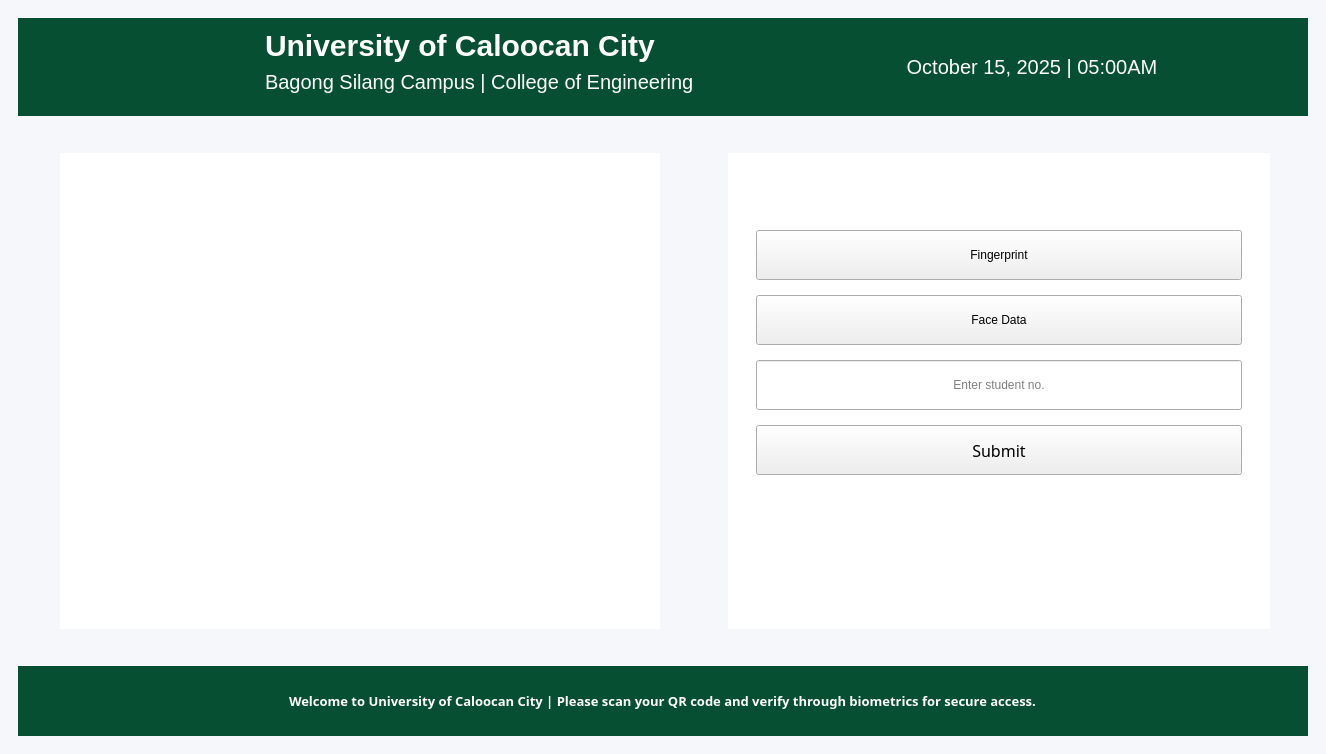
The window that main.ui (L10101101/citadel_hardware) describes before a commit, drawn with Qt 5.
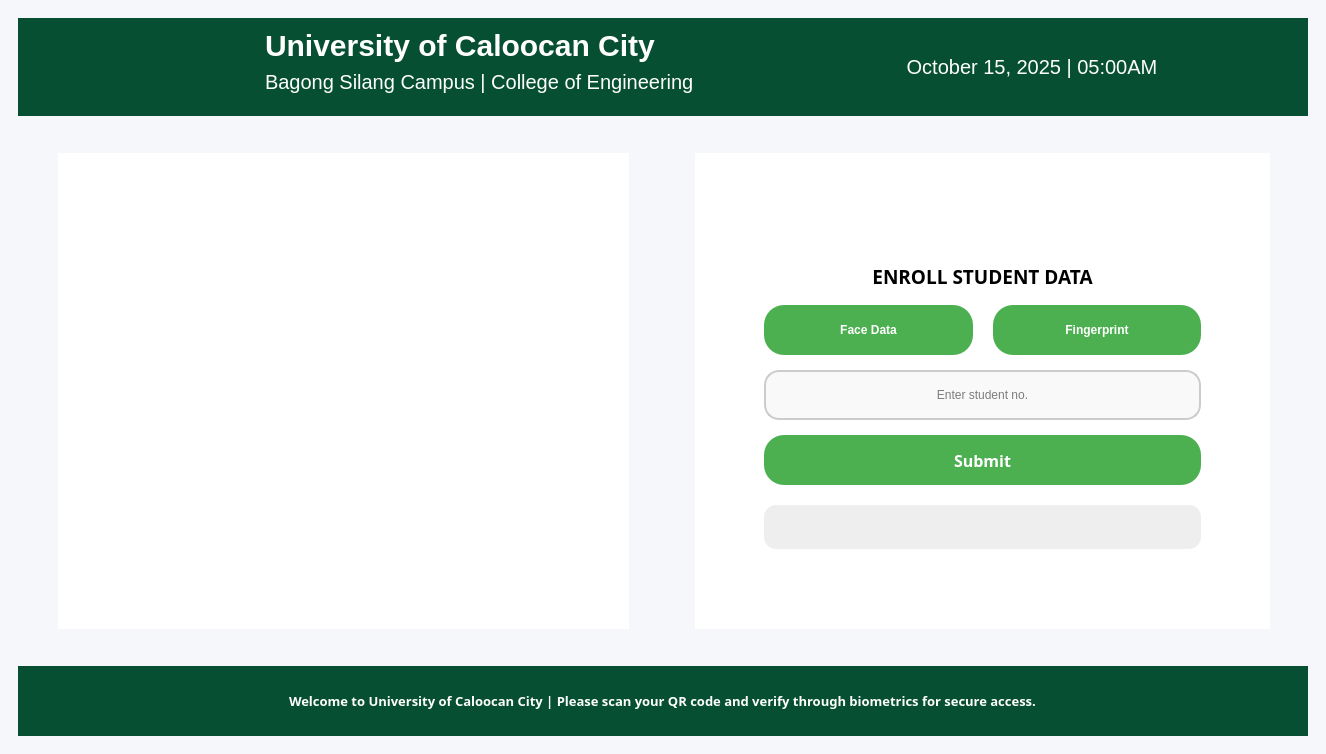
The same window after the commit. Icons and pictures are not drawn.

Patch:
```diff
--- a/main.ui
+++ b/main.ui
@@ -163,7 +163,38 @@
 	background-color: #fff;
 }
 
-</string>
+QPushButton#btnFace,
+QPushButton#btnFinger,
+QPushButton#btnSubmit {
+    border-radius: 20px; 
+    background-color: #4CAF50;       /* green background */
+    color: white;                     /* text color */
+    padding: 6px 12px;                /* vertical/horizontal padding */
+    font-weight: bold;
+}
+
+QPushButton#btnFace:hover,
+QPushButton#btnFinger:hover,
+QPushButton#btnSubmit:hover {
+    background-color: #45A049;       /* slightly darker on hover */
+}
+
+/* QLineEdit */
+QLineEdit#txtStudentNo {
+    border: 2px solid #ccc;           /* border color */
+    border-radius: 15px;              /* rounded corners */
+    padding: 4px 8px;                 /* inner spacing */
+    background-color: #f9f9f9;        /* light background */
+}
+
+/* QLabel */
+QLabel#lblStatus {
+    border-radius: 12px;                /* optional rounded corners */
+    padding: 4px 8px;
+    background-color: #eee;
+    color: #333;
+    font-weight: bold;
+}</string>
   </property>
   <widget class="QWidget" name="centralwidget">
    <layout class="QVBoxLayout" name="verticalLayout1">
@@ -912,8 +943,8 @@
                    </property>
                    <property name="maximumSize">
                     <size>
-                     <width>600</width>
-                     <height>600</height>
+                     <width>16662777</width>
+                     <height>16662777</height>
                     </size>
                    </property>
                    <property name="frameShape">
@@ -952,7 +983,7 @@
                 <widget class="QWidget" name="detailsContainer_2" native="true">
                  <property name="maximumSize">
                   <size>
-                   <width>600</width>
+                   <width>16777215</width>
                    <height>16777215</height>
                   </size>
                  </property>
@@ -1011,19 +1042,28 @@
                        </size>
                       </property>
                       <layout class="QVBoxLayout" name="verticalLayout_3">
+                       <property name="spacing">
+                        <number>0</number>
+                       </property>
+                       <property name="topMargin">
+                        <number>40</number>
+                       </property>
+                       <property name="bottomMargin">
+                        <number>40</number>
+                       </property>
                        <item>
                         <layout class="QVBoxLayout" name="studentNoVerticalLayout_3">
                          <property name="leftMargin">
-                          <number>10</number>
+                          <number>0</number>
                          </property>
                          <property name="topMargin">
-                          <number>50</number>
+                          <number>0</number>
                          </property>
                          <property name="rightMargin">
-                          <number>10</number>
+                          <number>0</number>
                          </property>
                          <property name="bottomMargin">
-                          <number>50</number>
+                          <number>0</number>
                          </property>
                          <item>
                           <widget class="QWidget" name="studentNoWidget" native="true">
@@ -1033,41 +1073,92 @@
                              <height>0</height>
                             </size>
                            </property>
-                           <layout class="QVBoxLayout" name="verticalLayout_4">
+                           <layout class="QVBoxLayout" name="verticalLayout_10">
+                            <property name="spacing">
+                             <number>15</number>
+                            </property>
+                            <property name="leftMargin">
+                             <number>60</number>
+                            </property>
+                            <property name="topMargin">
+                             <number>70</number>
+                            </property>
+                            <property name="rightMargin">
+                             <number>60</number>
+                            </property>
+                            <property name="bottomMargin">
+                             <number>20</number>
+                            </property>
                             <item>
-                             <widget class="QPushButton" name="btnFinger">
+                             <widget class="QLabel" name="label_2">
                               <property name="minimumSize">
                                <size>
                                 <width>0</width>
-                                <height>50</height>
+                                <height>0</height>
                                </size>
                               </property>
-                              <property name="cursor">
-                               <cursorShape>PointingHandCursor</cursorShape>
+                              <property name="font">
+                               <font>
+                                <family>Poppins-Regular</family>
+                                <pointsize>14</pointsize>
+                                <bold>true</bold>
+                               </font>
                               </property>
                               <property name="text">
-                               <string>Fingerprint</string>
+                               <string>ENROLL STUDENT DATA</string>
+                              </property>
+                              <property name="alignment">
+                               <set>Qt::AlignmentFlag::AlignCenter</set>
                               </property>
                              </widget>
                             </item>
                             <item>
-                             <widget class="QPushButton" name="btnFace">
-                              <property name="minimumSize">
-                               <size>
-                                <width>0</width>
-                                <height>50</height>
-                               </size>
+                             <layout class="QHBoxLayout" name="horizontalLayout_9">
+                              <property name="spacing">
+                               <number>20</number>
                               </property>
-                              <property name="cursor">
-                               <cursorShape>PointingHandCursor</cursorShape>
-                              </property>
-                              <property name="text">
-                               <string>Face Data</string>
-                              </property>
-                             </widget>
+                              <item>
+                               <widget class="QPushButton" name="btnFace">
+                                <property name="minimumSize">
+                                 <size>
+                                  <width>0</width>
+                                  <height>50</height>
+                                 </size>
+                                </property>
+                                <property name="cursor">
+                                 <cursorShape>PointingHandCursor</cursorShape>
+                                </property>
+                                <property name="text">
+                                 <string>Face Data</string>
+                                </property>
+                               </widget>
+                              </item>
+                              <item>
+                               <widget class="QPushButton" name="btnFinger">
+                                <property name="minimumSize">
+                                 <size>
+                                  <width>0</width>
+                                  <height>50</height>
+                                 </size>
+                                </property>
+                                <property name="cursor">
+                                 <cursorShape>PointingHandCursor</cursorShape>
+                                </property>
+                                <property name="text">
+                                 <string>Fingerprint</string>
+                                </property>
+                               </widget>
+                              </item>
+                             </layout>
                             </item>
                             <item>
                              <widget class="QLineEdit" name="txtStudentNo">
+                              <property name="sizePolicy">
+                               <sizepolicy hsizetype="Preferred" vsizetype="Fixed">
+                                <horstretch>0</horstretch>
+                                <verstretch>0</verstretch>
+                               </sizepolicy>
+                              </property>
                               <property name="minimumSize">
                                <size>
                                 <width>0</width>
@@ -1103,6 +1194,7 @@
                                <font>
                                 <family>Poppins-Regular</family>
                                 <pointsize>12</pointsize>
+                                <bold>true</bold>
                                </font>
                               </property>
                               <property name="cursor">
@@ -1133,16 +1225,16 @@
                        <item>
                         <layout class="QHBoxLayout" name="statusLayout4_2">
                          <property name="leftMargin">
-                          <number>100</number>
+                          <number>60</number>
                          </property>
                          <property name="topMargin">
-                          <number>10</number>
+                          <number>0</number>
                          </property>
                          <property name="rightMargin">
-                          <number>100</number>
+                          <number>60</number>
                          </property>
                          <property name="bottomMargin">
-                          <number>10</number>
+                          <number>40</number>
                          </property>
                          <item>
                           <widget class="QWidget" name="statusWidget_2" native="true">
@@ -1189,6 +1281,7 @@
                                <font>
                                 <family>Poppins-Regular</family>
                                 <pointsize>12</pointsize>
+                                <bold>true</bold>
                                </font>
                               </property>
                               <property name="autoFillBackground">
```
Left out of the diff: 7 changed lines with no effect on the pictures.
